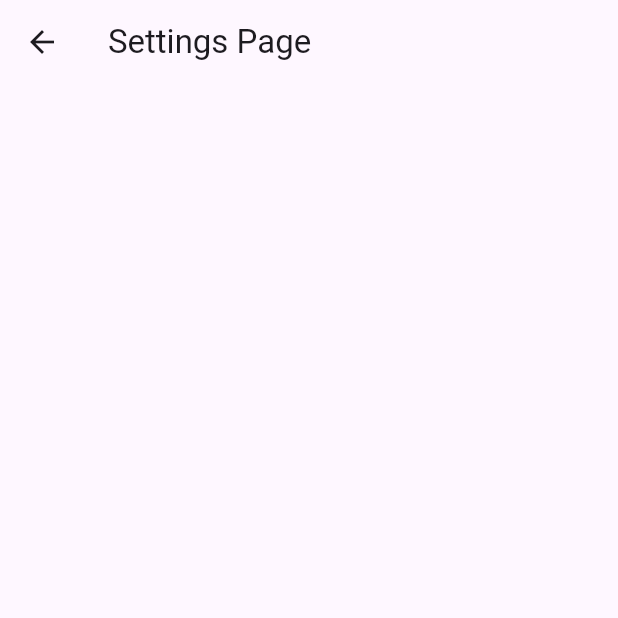
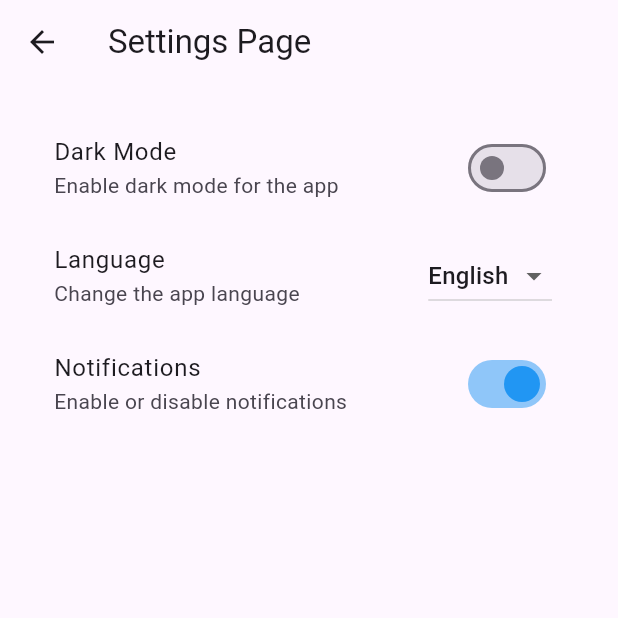
Before and after one commit to ikmal3499/FlutterProject, a Flutter app: the Settingspage screen opened by its route, on a phone screen of 412 x 824 dp, the top half of it. Run offline on Flutter 3.47's test engine with Material 3 defaults, Android fonts, the phone set to English and light mode, and no system bars; our stand-ins replace flutter_svg, shared_preferences; accounts and stored records are empty.

Commit message:
'updated'

```diff
--- a/lib/Pages/settingsPage.dart
+++ b/lib/Pages/settingsPage.dart
@@ -1,4 +1,5 @@
 import 'package:flutter/material.dart';
+import 'package:shared_preferences/shared_preferences.dart';
 
 class Settingspage extends StatefulWidget {
   const Settingspage({super.key});
@@ -6,12 +7,94 @@ class Settingspage extends StatefulWidget {
   @override
   State<Settingspage> createState() => _SettingspageState();
 }
+class _SettingspageState extends State<Settingspage> {
+  bool _isDarkMode = false;
+  String _selectedLanguage = 'English';
+  bool _notificationsEnabled = true;
 
-class _SettingspageState extends State<Settingspage> {
+  final List<String> languages = ['English', 'Spanish', 'French', 'German'];
+
+  @override
+  void initState() {
+    super.initState();
+    _loadSettings();
+  }
+
+  // Load settings from SharedPreferences
+  _loadSettings() async {
+    final prefs = await SharedPreferences.getInstance();
+    setState(() {
+      _isDarkMode = prefs.getBool('isDarkMode') ?? false;
+      _selectedLanguage = prefs.getString('language') ?? 'English';
+      _notificationsEnabled = prefs.getBool('notificationsEnabled') ?? true;
+    });
+  }
+
+  // Save settings to SharedPreferences
+  _saveSettings() async {
+    final prefs = await SharedPreferences.getInstance();
+    prefs.setBool('isDarkMode', _isDarkMode);
+    prefs.setString('language', _selectedLanguage);
+    prefs.setBool('notificationsEnabled', _notificationsEnabled);
+  }
+
   @override
   Widget build(BuildContext context) {
     return Scaffold(
       appBar: AppBar(title: Text("Settings Page")),
+      body: Padding(
+        padding: const EdgeInsets.all(20.0),
+        child: ListView(
+          children: [
+            // Dark Mode Switch
+            SwitchListTile(
+              title: Text('Dark Mode'),
+              subtitle: Text('Enable dark mode for the app'),
+              value: _isDarkMode,
+              onChanged: (bool value) {
+                setState(() {
+                  _isDarkMode = value;
+                });
+                _saveSettings();
+              },
+              activeColor: Colors.blue,
+            ),
+            // Language Dropdown
+            ListTile(
+              title: Text('Language'),
+              subtitle: Text('Change the app language'),
+              trailing: DropdownButton<String>(
+                value: _selectedLanguage,
+                onChanged: (String? newValue) {
+                  setState(() {
+                    _selectedLanguage = newValue!;
+                  });
+                  _saveSettings();
+                },
+                items: languages.map<DropdownMenuItem<String>>((String value) {
+                  return DropdownMenuItem<String>(
+                    value: value,
+                    child: Text(value),
+                  );
+                }).toList(),
+              ),
+            ),
+            // Notifications Switch
+            SwitchListTile(
+              title: Text('Notifications'),
+              subtitle: Text('Enable or disable notifications'),
+              value: _notificationsEnabled,
+              onChanged: (bool value) {
+                setState(() {
+                  _notificationsEnabled = value;
+                });
+                _saveSettings();
+              },
+              activeColor: Colors.blue,
+            ),
+          ],
+        ),
+      ),
     );
   }
 }
--- a/pubspec.yaml
+++ b/pubspec.yaml
@@ -35,6 +35,7 @@ dependencies:
   # Use with the CupertinoIcons class for iOS style icons.
   cupertino_icons: ^1.0.8
   flutter_svg: ^2.0.16
+  shared_preferences: ^2.0.15
 
 dev_dependencies:
   flutter_test:
```
Also changed, not shown: pubspec.lock, 1 other file.
